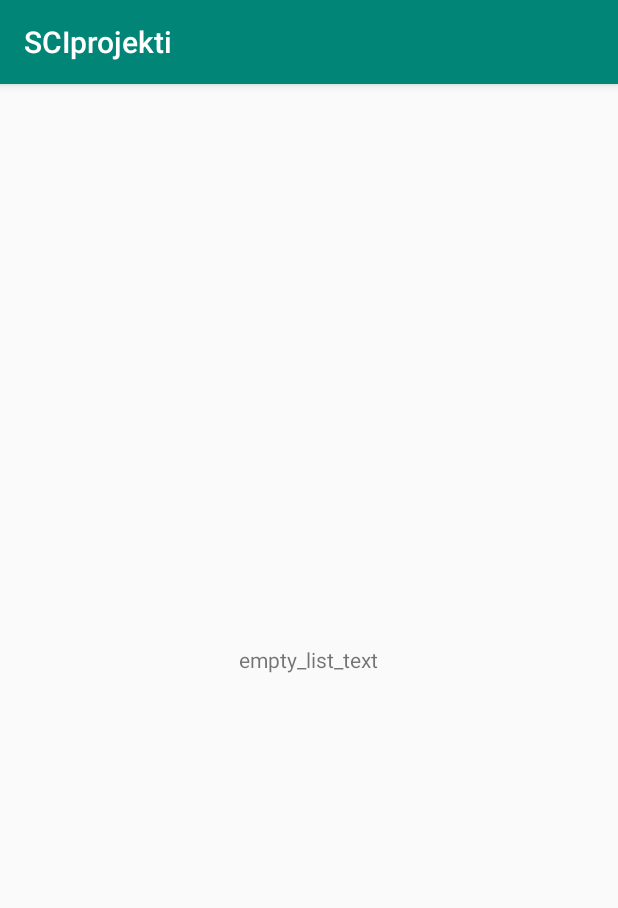
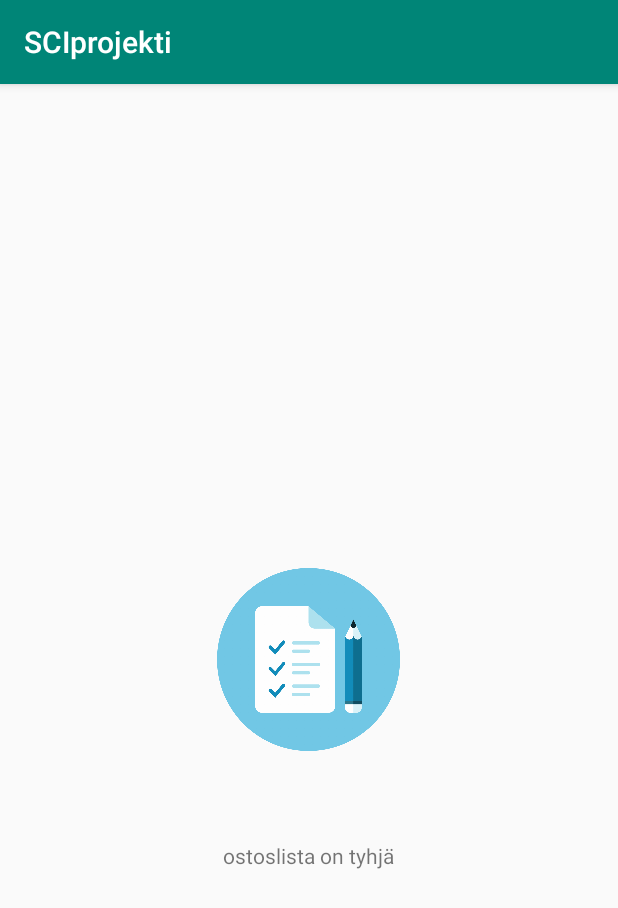
Before and after one commit to hemmlin/SCI_app, an Android app: the fragment EmpListFragment shown on its own in the app's theme, on a phone screen of 412 x 824 dp. Shown: the top 908 px of the screen. Run offline under Robolectric (Android 15) with nearby library versions, the phone set to English and light mode, and no system bars.

Commit message:
Listausta kehitetty

```diff
--- a/app/src/main/res/layout/activity_add_record.xml
+++ b/app/src/main/res/layout/activity_add_record.xml
@@ -10,7 +10,7 @@
         android:layout_width="match_parent"
         android:layout_height="wrap_content"
         android:ems="10"
-        android:hint="enter_title" >
+        android:hint="tuote" >
 
         <requestFocus />
     </EditText>
@@ -20,7 +20,7 @@
         android:layout_width="match_parent"
         android:layout_height="wrap_content"
         android:ems="10"
-        android:hint="enter_desc"
+        android:hint="kpl"
         android:inputType="textMultiLine"
         android:minLines="5" >
     </EditText>
@@ -30,6 +30,6 @@
         android:layout_width="wrap_content"
         android:layout_height="wrap_content"
         android:layout_gravity="center"
-        android:text="add_record" />
+        android:text="lisää tuote" />
 
 </LinearLayout>
--- a/app/src/main/res/layout/fragment_emp_list.xml
+++ b/app/src/main/res/layout/fragment_emp_list.xml
@@ -11,11 +11,27 @@
         android:padding="10dp" >
     </ListView>
 
-    <TextView
+    <RelativeLayout
         android:id="@+id/empty"
-        android:layout_width="wrap_content"
-        android:layout_height="wrap_content"
-        android:layout_centerInParent="true"
-        android:text="empty_list_text" />
+        android:layout_width="fill_parent"
+        android:layout_height="fill_parent"
+        android:layout_alignParentBottom="true">
 
+        <TextView
+            android:id="@+id/empty_text"
+            android:layout_width="wrap_content"
+            android:layout_height="wrap_content"
+            android:layout_below="@id/empty_img"
+            android:layout_centerHorizontal="true"
+            android:text="ostoslista on tyhjä" />
+
+        <ImageView
+            android:id="@+id/empty_img"
+            android:src="@drawable/empty_view_bg"
+            android:layout_width="122dp"
+            android:layout_height="242dp"
+            android:layout_centerVertical="true"
+            android:layout_centerInParent="true"
+            />
+    </RelativeLayout>
 </RelativeLayout>
```
Also changed, not shown: app/src/main/res/layout/list_row_view.xml (added, +35 -0 lines).
